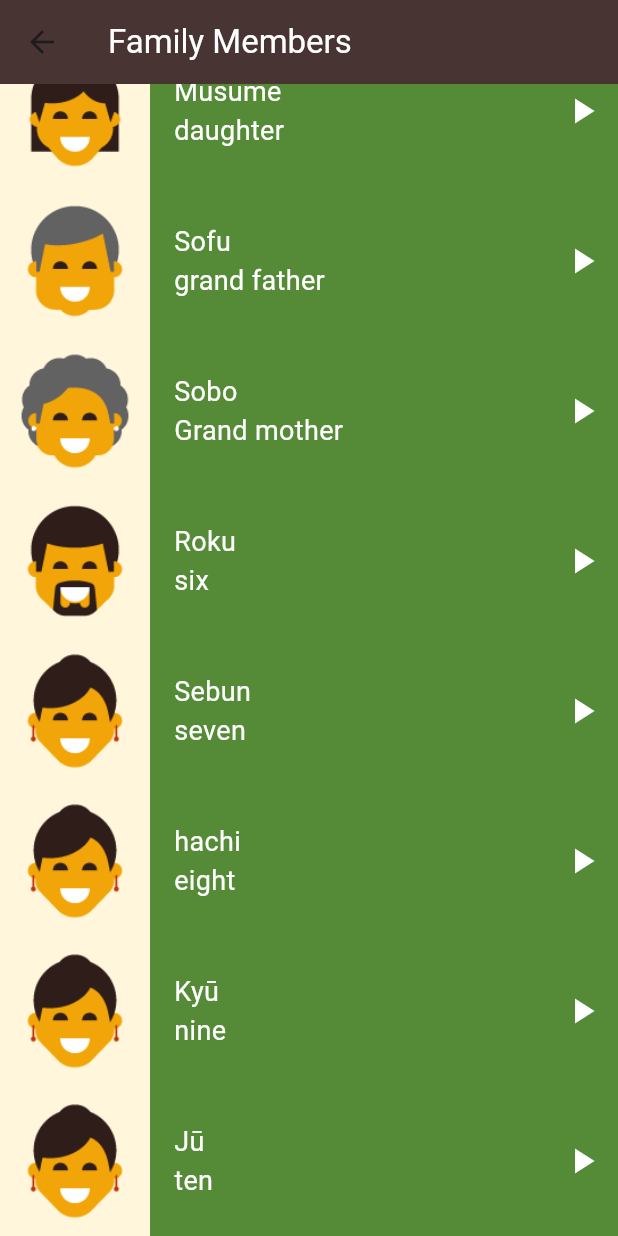
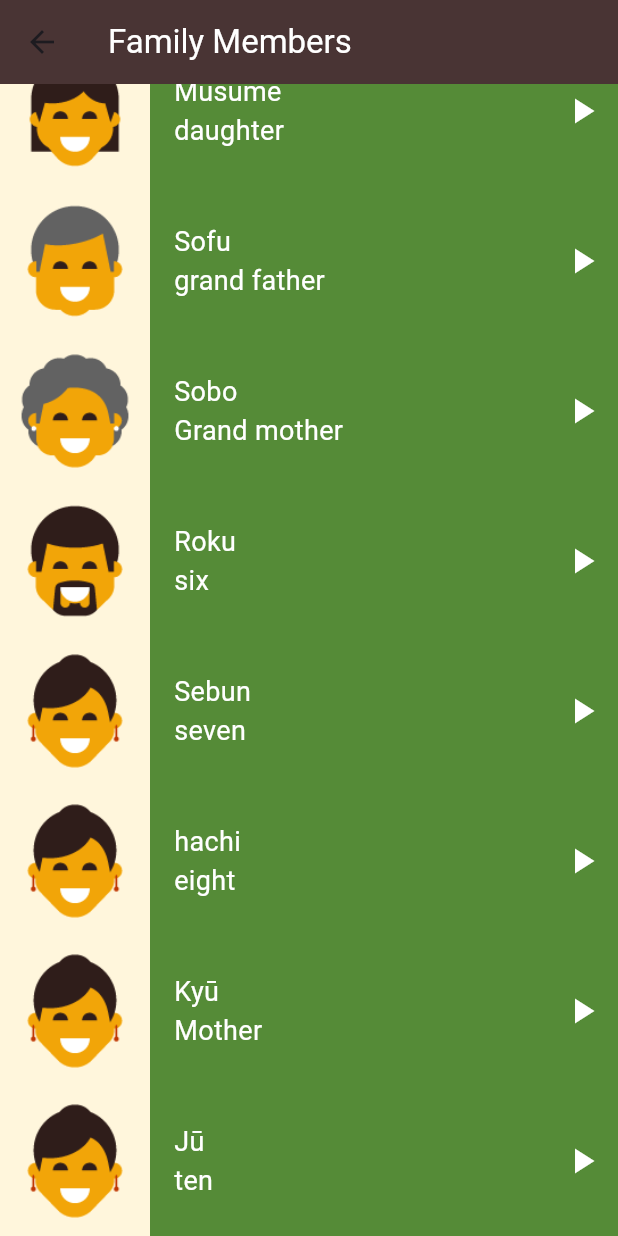
Before and after one commit to omarshaf3y/toku, a Flutter app: the FamilyMembersPage screen opened directly, scrolled down 232 dp, on a phone screen of 412 x 824 dp. Run offline on Flutter 3.47's test engine with Material 3 defaults, Android fonts, the light colour scheme and no system bars; our stand-ins replace audioplayers.

Commit message:
Fix Some Bugs

```diff
--- a/lib/screens/family_members.dart
+++ b/lib/screens/family_members.dart
@@ -57,7 +57,7 @@ class FamilyMembersPage extends StatelessWidget {
     ItemModel(
       sound: 'sounds/family_members/mother.wav',
       jpName: 'Kyū',
-      enName: 'nine',
+      enName: 'Mother',
       image: 'assets/images/family_members/family_mother.png',
     ),
     ItemModel(
```
